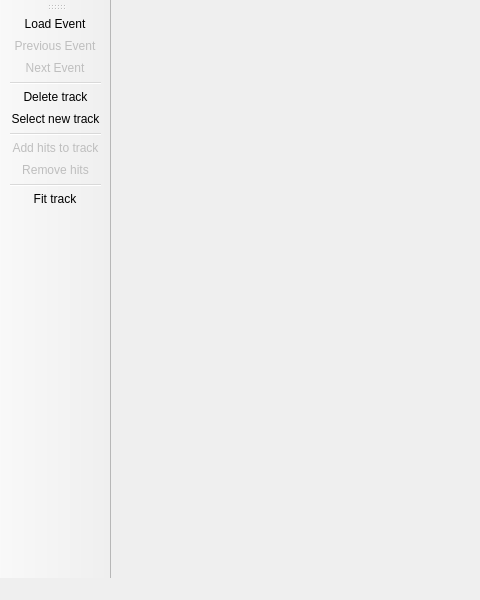
Above: STRT/view/mainwindow.ui from vladkrylov/mTPC before the change; both pictures show x 0 to 480 and y 0 to 600 of the 800 by 600 pixel window. Below: the same form after it.
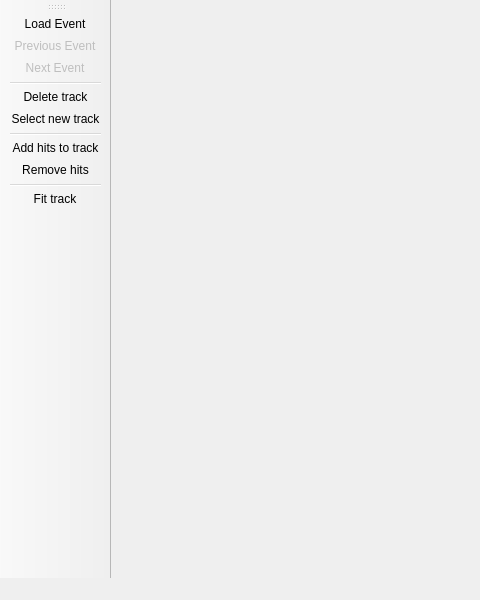
That is the form after the change. Icons and pictures are not drawn.

The edit to the form file:
```diff
--- a/STRT/view/mainwindow.ui
+++ b/STRT/view/mainwindow.ui
@@ -239,7 +239,7 @@
   </action>
   <action name="action_add_hits_to_track">
    <property name="enabled">
-    <bool>false</bool>
+    <bool>true</bool>
    </property>
    <property name="icon">
     <iconset>
@@ -254,7 +254,7 @@
   </action>
   <action name="action_remove_hits">
    <property name="enabled">
-    <bool>false</bool>
+    <bool>true</bool>
    </property>
    <property name="icon">
     <iconset>
```
Left out of the diff: 7 changed lines with no effect on the pictures.
